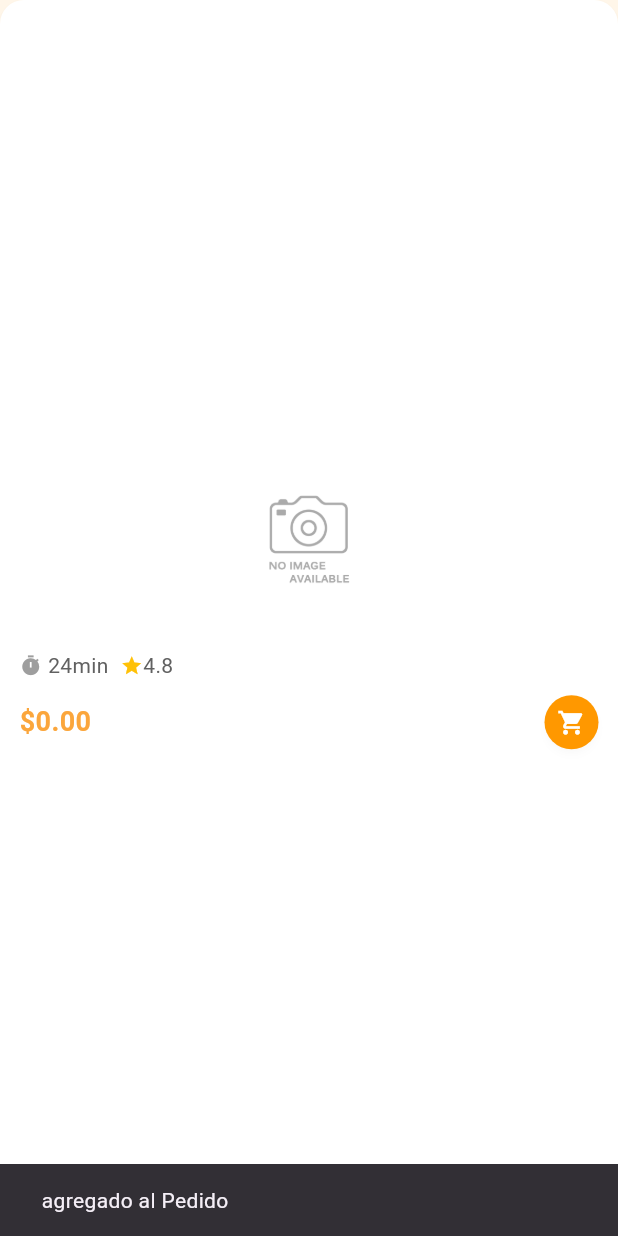
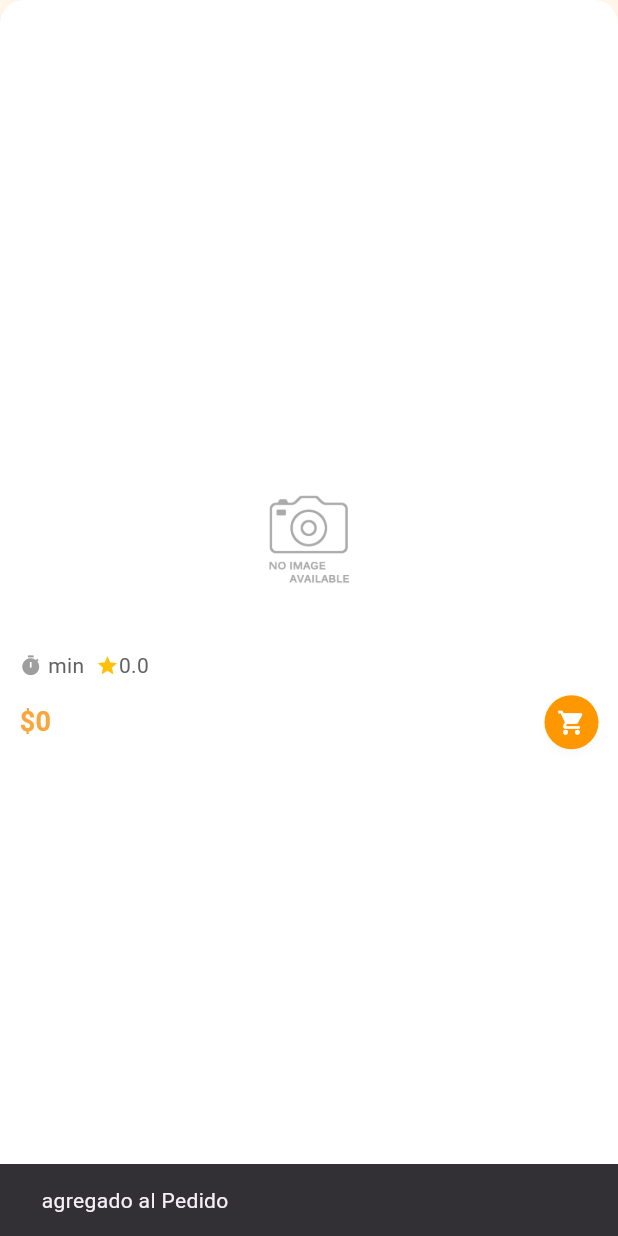
Before and after one commit to AnthonyXJ99/bartech_app, a Flutter app: the _ProductCard widget shown alone on an empty page, opened directly with empty values, after a tap on the "shopping cart" icon, on a phone screen of 412 x 824 dp. Run offline on Flutter 3.47's test engine with Material 3 defaults, Android fonts, the phone set to English and light mode, and no system bars; our stand-ins replace bloc, carousel_slider, dio, equatable, flutter_bloc, go_router; network calls fail.

Commit message:
Agregar permiso de acceso a la red y actualizar el tipo de calificación a double en el modelo de producto

```diff
--- a/lib/data/models/product.dart
+++ b/lib/data/models/product.dart
@@ -88,7 +88,7 @@ class Product {
   final String? groupItemCode;
   final String? categoryItemCode;
   final String? waitingTime;
-  final int? rating;
+  final double? rating;
   final List<ProductMaterial>? material;
   final List<ProductAccompaniment>? accompaniment;
 
--- a/lib/main.dart
+++ b/lib/main.dart
@@ -23,7 +23,7 @@ void main() {
         Provider<Dio>(
           create: (_) => Dio(
             BaseOptions(
-              baseUrl: 'https://3bde-38-250-152-113.ngrok-free.app/',
+              baseUrl: 'http://192.168.20.253:5023/',
               connectTimeout: const Duration(seconds: 10),
               receiveTimeout: const Duration(seconds: 10),
             ),
--- a/lib/presentation/screens/details/details_screen.dart
+++ b/lib/presentation/screens/details/details_screen.dart
@@ -1,6 +1,5 @@
 import 'package:bartech_app/data/models/cart_item.dart';
 import 'package:bartech_app/data/models/model_groups.dart';
-import 'package:bartech_app/data/models/model_products.dart';
 import 'package:bartech_app/data/models/product.dart';
 import 'package:bartech_app/presentation/bloc/cart_bloc/cart_bloc.dart';
 import 'package:bartech_app/presentation/bloc/details_bloc/details_bloc.dart';
@@ -392,7 +391,7 @@ class _ProductCardState extends State<_ProductCard> {
                       ),
                       SizedBox(width: 4),
                       Text(
-                        "24min",
+                        "${product.waitingTime ?? "0"}min", //"24min"
                         style: TextStyle(
                           fontSize: iconSize - 1,
                           color: Colors.grey[700],
@@ -401,7 +400,7 @@ class _ProductCardState extends State<_ProductCard> {
                       SizedBox(width: 8),
                       Icon(Icons.star, color: Colors.amber, size: iconSize),
                       Text(
-                        "4.8",
+                        product.rating?.toStringAsFixed(1) ?? "0.0",
                         style: TextStyle(
                           fontSize: iconSize - 1,
                           color: Colors.grey[700],
@@ -441,7 +440,7 @@ class _ProductCardState extends State<_ProductCard> {
                                 ],
                               )
                             : Text(
-                                "\$${product.price.toStringAsFixed(2)}",
+                                "\$${product.price.toStringAsFixed(0)}",
                                 style: TextStyle(
                                   fontWeight: FontWeight.bold,
                                   fontSize: fontPrice,
```
Also changed, not shown: 1 other file.
